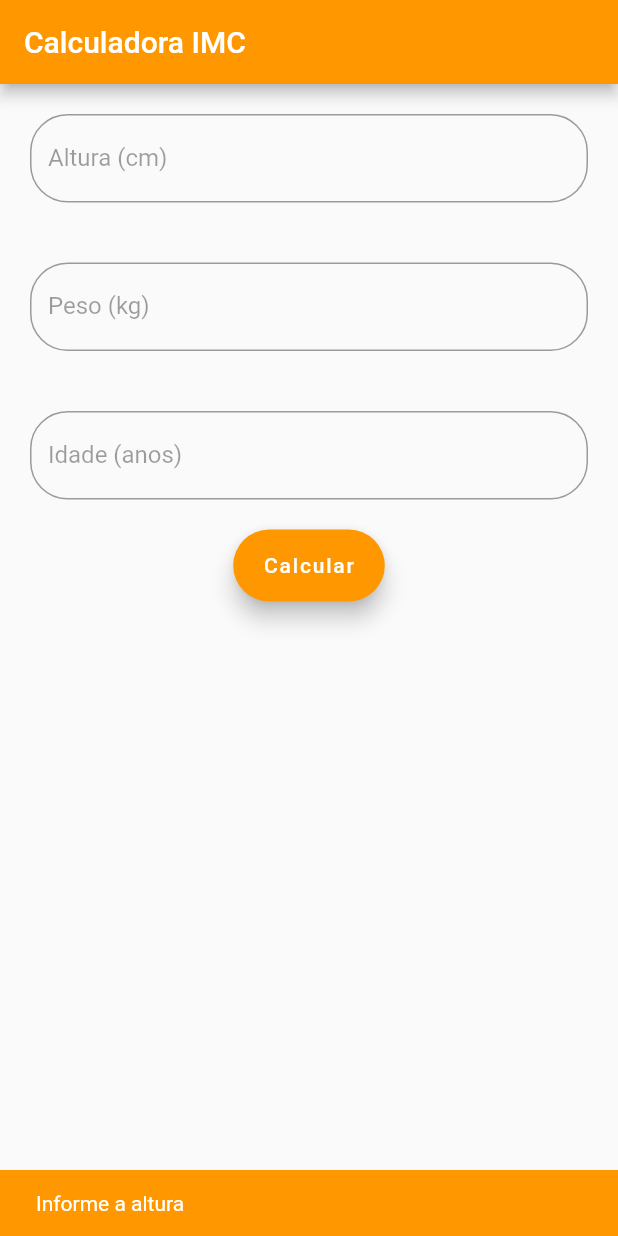
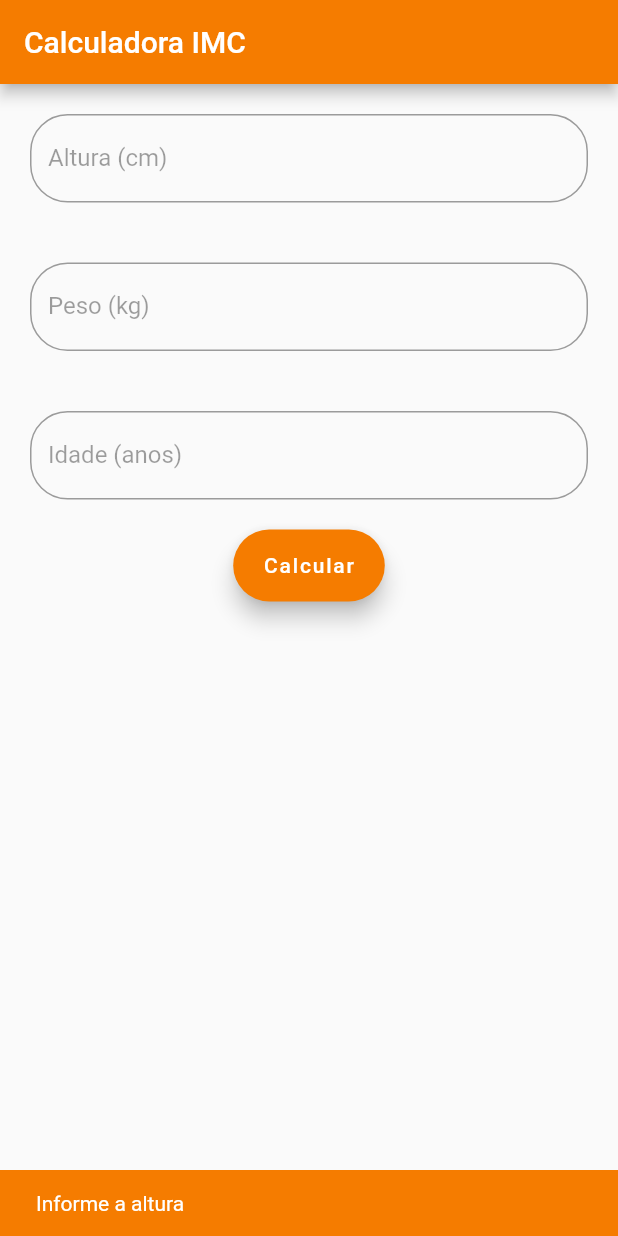
Before and after one commit to gessikaguimaraes/imc, a Flutter app: the HomePage screen opened directly, after a tap on "Calcular", on a phone screen of 412 x 824 dp. Run offline on Flutter 3.47's test engine with Material 2 defaults, Android fonts, the phone set to English and light mode, and no system bars; our stand-ins replace flutter_masked_text, shared_preferences; missing offline and left inert: firebase_admob; accounts and stored records are empty.

Commit message:
Atualiza as cores e adiciona imagens

```diff
--- a/lib/ui/android/pages/configuracao_page.dart
+++ b/lib/ui/android/pages/configuracao_page.dart
@@ -39,7 +39,7 @@ class _ConfiguracaoPageState extends State<ConfiguracaoPage> {
       shape: RoundedRectangleBorder(
         borderRadius: BorderRadius.circular(12.0),
       ),
-      backgroundColor: Colors.orange,
+      backgroundColor: Colors.orange[700],
       title: Text(
         "Configuração",
         textAlign: TextAlign.center,
@@ -77,7 +77,7 @@ class _ConfiguracaoPageState extends State<ConfiguracaoPage> {
                   shape: RoundedRectangleBorder(
                     borderRadius: new BorderRadius.circular(15.0),
                   ),
-                  color: Colors.orange,
+                  color: Colors.orange[700],
                   child: Text(
                     "Salvar",
                     style: TextStyle(
--- a/lib/ui/android/pages/home_page.dart
+++ b/lib/ui/android/pages/home_page.dart
@@ -44,7 +44,7 @@ class _HomePageState extends State<HomePage> {
       key: _scaffoldKey,
       appBar: AppBar(
         title: Text("Calculadora IMC"),
-        backgroundColor: Colors.orange,
+        backgroundColor: Colors.orange[700],
         automaticallyImplyLeading: false,
       ),
       body: Container(
@@ -65,12 +65,12 @@ class _HomePageState extends State<HomePage> {
                     labelText: "Altura (cm)",
                     labelStyle: TextStyle(
                       color: focusNodeAltura.hasFocus
-                          ? Colors.orange
+                          ? Colors.orange[700]
                           : Colors.black38,
                     ),
                     focusedBorder: OutlineInputBorder(
                       borderRadius: BorderRadius.circular(25.0),
-                      borderSide: BorderSide(color: Colors.orange),
+                      borderSide: BorderSide(color: Colors.orange[700]),
                     ),
                     border: OutlineInputBorder(
                       borderRadius: BorderRadius.circular(25.0),
@@ -78,7 +78,7 @@ class _HomePageState extends State<HomePage> {
                     ),
                   ),
                   keyboardType: TextInputType.number,
-                  cursorColor: Colors.orange,
+                  cursorColor: Colors.orange[700],
                 ),
               ),
               Padding(
@@ -95,22 +95,22 @@ class _HomePageState extends State<HomePage> {
                     labelText: "Peso (kg)",
                     labelStyle: TextStyle(
                       color: focusNodePeso.hasFocus
-                          ? Colors.orange
+                          ? Colors.orange[700]
                           : Colors.black38,
                     ),
                     focusedBorder: OutlineInputBorder(
                       borderRadius: BorderRadius.circular(25.0),
-                      borderSide: BorderSide(color: Colors.orange),
+                      borderSide: BorderSide(color: Colors.orange[700]),
                     ),
                     border: OutlineInputBorder(
                       borderRadius: BorderRadius.circular(25.0),
                       borderSide: BorderSide(
-                        color: Colors.orange,
+                        color: Colors.orange[700],
                       ),
                     ),
                   ),
                   keyboardType: TextInputType.number,
-                  cursorColor: Colors.orange,
+                  cursorColor: Colors.orange[700],
                 ),
               ),
               Padding(
@@ -127,22 +127,22 @@ class _HomePageState extends State<HomePage> {
                     labelText: "Idade (anos)",
                     labelStyle: TextStyle(
                       color: focusNodeIdade.hasFocus
-                          ? Colors.orange
+                          ? Colors.orange[700]
                           : Colors.black38,
                     ),
                     focusedBorder: OutlineInputBorder(
                       borderRadius: BorderRadius.circular(25.0),
-                      borderSide: BorderSide(color: Colors.orange),
+                      borderSide: BorderSide(color: Colors.orange[700]),
                     ),
                     border: OutlineInputBorder(
                       borderRadius: BorderRadius.circular(25.0),
                       borderSide: BorderSide(
-                        color: Colors.orange,
+                        color: Colors.orange[700],
                       ),
                     ),
                   ),
                   keyboardType: TextInputType.number,
-                  cursorColor: Colors.orange,
+                  cursorColor: Colors.orange[700],
                 ),
               ),
               FloatingActionButton.extended(
@@ -152,7 +152,7 @@ class _HomePageState extends State<HomePage> {
                       SnackBar(
                         content: Text("Informe a altura"),
                         duration: Duration(seconds: 3),
-                        backgroundColor: Colors.orange,
+                        backgroundColor: Colors.orange[700],
                       ),
                     );
                   } else if (bloc.weightCtrl.text == "") {
@@ -160,7 +160,7 @@ class _HomePageState extends State<HomePage> {
                       SnackBar(
                         content: Text("Informe o peso"),
                         duration: Duration(seconds: 3),
-                        backgroundColor: Colors.orange,
+                        backgroundColor: Colors.orange[700],
                       ),
                     );
                   } else if (bloc.idade.text == "") {
@@ -168,7 +168,7 @@ class _HomePageState extends State<HomePage> {
                       SnackBar(
                         content: Text("Informe a idade"),
                         duration: Duration(seconds: 3),
-                        backgroundColor: Colors.orange,
+                        backgroundColor: Colors.orange[700],
                       ),
                     );
                   } else {
@@ -187,7 +187,7 @@ class _HomePageState extends State<HomePage> {
                     );
                   }
                 },
-                backgroundColor: Colors.orange,
+                backgroundColor: Colors.orange[700],
                 label: Text('Calcular'),
                 elevation: 6,
               ),
--- a/lib/ui/android/pages/resultado_page.dart
+++ b/lib/ui/android/pages/resultado_page.dart
@@ -147,7 +147,7 @@ class _ResultadoPageState extends State<ResultadoPage> {
                     Padding(
                       padding: EdgeInsets.only(top: 10, left: 5, right: 5),
                       child: RaisedButton(
-                        color: Colors.orange,
+                        color: Colors.orange[700],
                         textColor: Colors.white,
                         padding: EdgeInsets.all(10),
                         child: Row(
--- a/lib/ui/android/pages/splashScreen_page.dart
+++ b/lib/ui/android/pages/splashScreen_page.dart
@@ -13,14 +13,14 @@ class _SplashScreenPageState extends State<SplashScreenPage> {
   @override
   void initState() {
     super.initState();
-    /*  Future.delayed(Duration(seconds: 5)).then((value) {
+    Future.delayed(Duration(seconds: 5)).then((value) {
       Navigator.push(
         context,
         MaterialPageRoute(
           builder: (context) => SexoPage(),
         ),
       );
-    }); */
+    });
   }
 
   @override
@@ -45,7 +45,7 @@ class _SplashScreenPageState extends State<SplashScreenPage> {
           mainAxisAlignment: MainAxisAlignment.center,
           children: <Widget>[
             Image.asset("images/logo.png"),
-            Image.asset("images/logo.png")
+            Image.asset("images/empresa.png")
           ],
         ),
       ),
```
Also changed, not shown: images/empresa.png.
